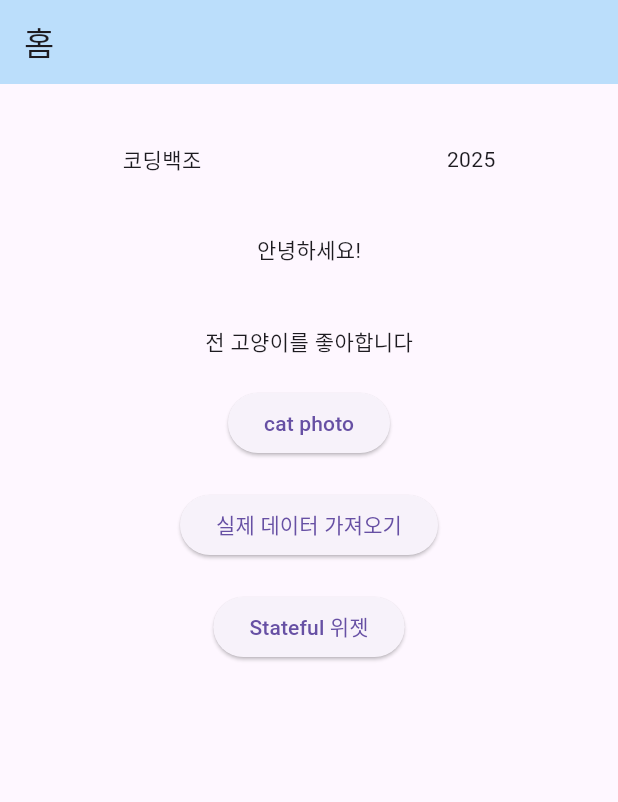
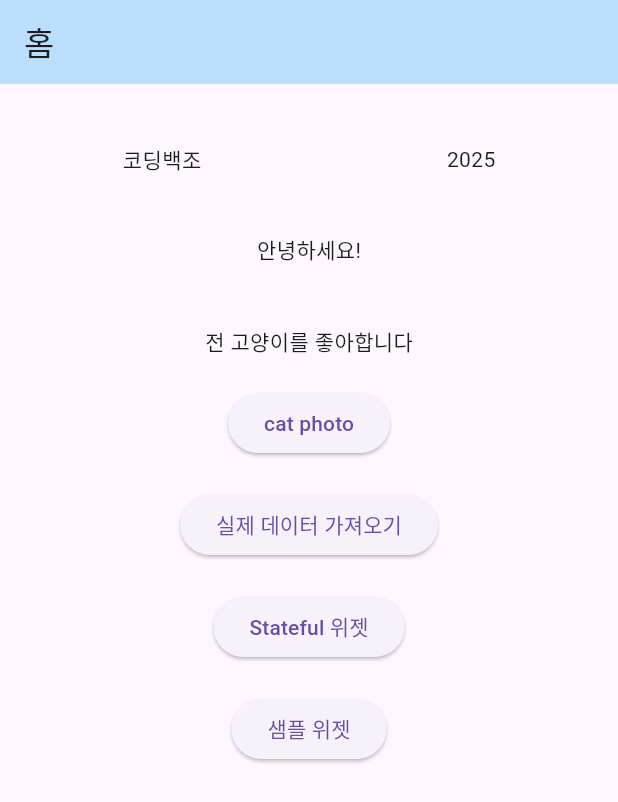
Before and after one commit to label94/simpleFlutter, a Flutter app: the screen it shows after launch, on a phone screen of 412 x 824 dp. Shown: the top 802 px of the screen. Run offline on Flutter 3.47's test engine with Material 3 defaults, Android fonts, the phone set to English and light mode, and no system bars.

Commit message:
[add] 샘플 코드 추가

```diff
--- a/lib/screens/s_main_page.dart
+++ b/lib/screens/s_main_page.dart
@@ -1,5 +1,6 @@
 import 'package:flutter/material.dart';
 import 'package:simple_flutter/screens/photo_screen.dart';
+import 'package:simple_flutter/screens/s_sample_widget_page.dart';
 import 'package:simple_flutter/screens/s_simple_state_ful.dart';
 import 'package:simple_flutter/screens/s_user_screen.dart';
 import 'package:simple_flutter/utils/logger_dart.dart';
@@ -17,7 +18,7 @@ class MyApp extends StatelessWidget {
           mainAxisAlignment: MainAxisAlignment.start,
           crossAxisAlignment: CrossAxisAlignment.center,
           children: [
-            SizedBox(
+            const SizedBox(
               height: 100,
               child: Row(
                 mainAxisAlignment: MainAxisAlignment.spaceAround,
@@ -27,10 +28,13 @@ class MyApp extends StatelessWidget {
                 ],
               ),
             ),
-            Text('안녕하세요!'),
-            SizedBox(height: 40),
-            Text('전 고양이를 좋아합니다'),
-            SizedBox(height: 20),
+            const Text('안녕하세요!'),
+
+            const SizedBox(height: 40),
+
+            const Text('전 고양이를 좋아합니다'),
+
+            const SizedBox(height: 20),
 
             // 버튼
             ElevatedButton(
@@ -40,7 +44,7 @@ class MyApp extends StatelessWidget {
               child: Text("cat photo"),
             ),
 
-            SizedBox(height: 20),
+            const SizedBox(height: 20),
 
             // 두 번째 버튼
             ElevatedButton(
@@ -50,13 +54,22 @@ class MyApp extends StatelessWidget {
               child: Text("실제 데이터 가져오기"),
             ),
 
-            SizedBox(height: 20),
+            const SizedBox(height: 20),
 
             ElevatedButton(
               onPressed: () {
                 onNavigate('user', const Counter(initialCount: 0), title: "카운터");
               },
               child: Text('Stateful 위젯'),
+            ),
+
+            const SizedBox(height: 20),
+
+            ElevatedButton(
+              onPressed: () {
+                onNavigate('sample', const SampleBaseWidgetScreen(), title: "샘플 위젯");
+              },
+              child: Text('샘플 위젯'),
             )
 
           ],
```
Also changed, not shown: lib/screens/s_sample_widget_page.dart (added, +28 -0 lines), lib/widgets/w_base_text.dart (added, +29 -0 lines).
